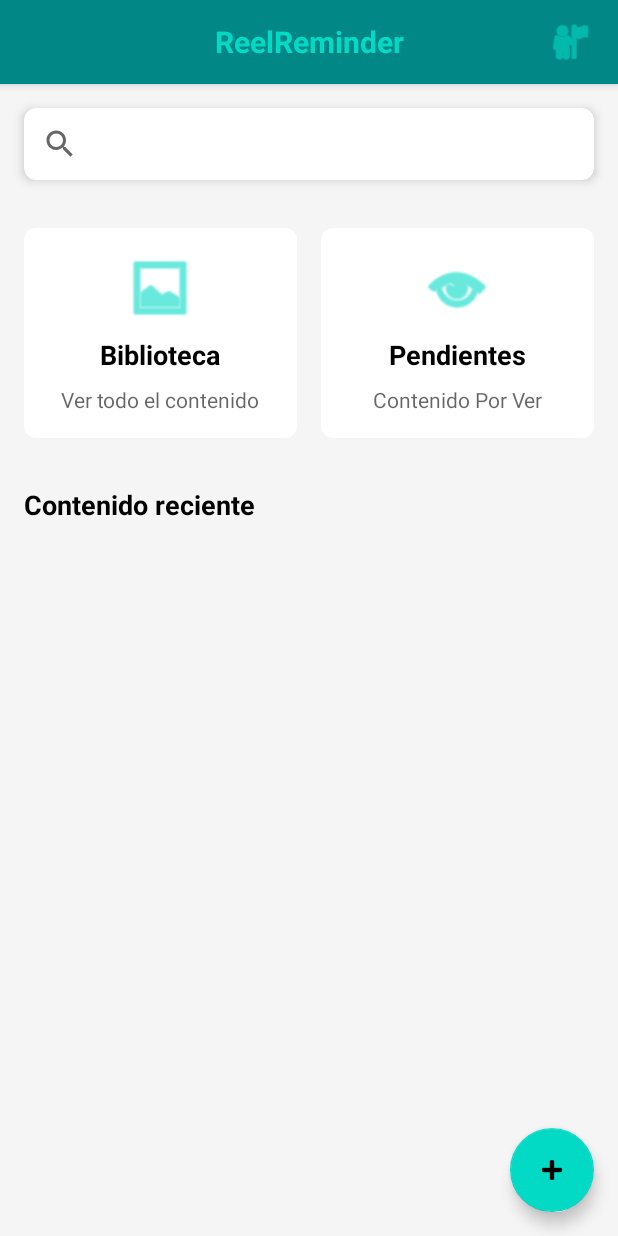
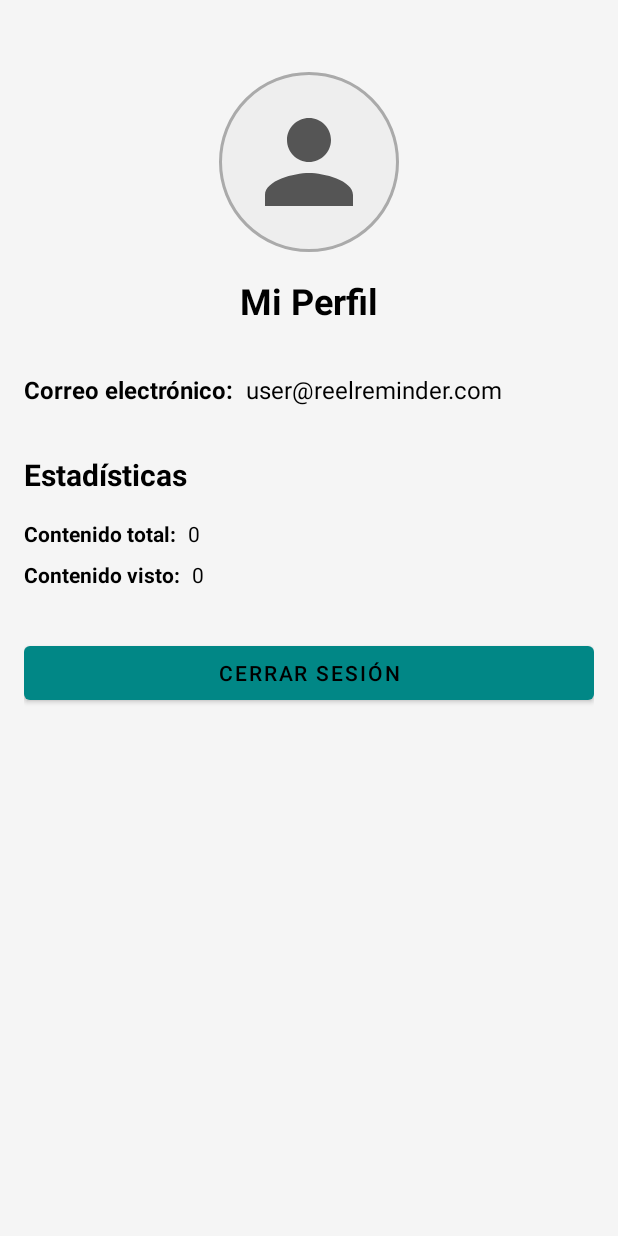
Before and after one commit to MadeleinPanqueva/ReelReminder2, an Android app: the ProfileActivity screen opened directly, with no data from a screen before it, on a phone screen of 412 x 824 dp. Run offline under Robolectric (Android 15) with nearby library versions, the phone set to English and light mode, and no system bars; pictures from the network do not load.

Commit message:
Enhance ProfileActivity with image selection and user statistics display.

```diff
--- a/app/src/main/AndroidManifest.xml
+++ b/app/src/main/AndroidManifest.xml
@@ -4,6 +4,8 @@
     package="com.example.reelreminder2">
 
     <uses-permission android:name="android.permission.INTERNET" />
+    <uses-permission android:name="android.permission.READ_EXTERNAL_STORAGE" android:maxSdkVersion="32" />
+    <uses-permission android:name="android.permission.READ_MEDIA_IMAGES" />
 
     <application
         android:allowBackup="true"
--- a/app/src/main/java/com/example/reelreminder2/LoginActivity.java
+++ b/app/src/main/java/com/example/reelreminder2/LoginActivity.java
@@ -40,6 +40,17 @@ public class LoginActivity extends AppCompatActivity {
         btnLogin.setOnClickListener(v -> attemptLogin());
     }
 
+    @Override
+    protected void onResume() {
+        super.onResume();
+
+        // Comprobar nuevamente si el usuario ha iniciado sesión cada vez que la actividad se reanuda
+        if (sessionManager.isLoggedIn()) {
+            startActivity(new Intent(LoginActivity.this, DashboardActivity.class));
+            finish();
+        }
+    }
+
     private void attemptLogin() {
         String email = etEmail.getText() != null ? etEmail.getText().toString() : "";
         String password = etPassword.getText() != null ? etPassword.getText().toString() : "";
--- a/app/src/main/java/com/example/reelreminder2/ProfileActivity.java
+++ b/app/src/main/java/com/example/reelreminder2/ProfileActivity.java
@@ -1,20 +1,154 @@
 package com.example.reelreminder2;
+
+import android.content.Intent;
+import android.database.Cursor;
+import android.net.Uri;
+import android.os.Bundle;
+import android.provider.MediaStore;
+import android.view.View;
+import android.widget.Button;
+import android.widget.ImageView;
+import android.widget.TextView;
+import android.widget.Toast;
+
+import androidx.activity.result.ActivityResultLauncher;
+import androidx.activity.result.contract.ActivityResultContracts;
+
+import com.bumptech.glide.Glide;
 
 public class ProfileActivity extends BaseAuthenticatedActivity {
 
-    private DatabaseHelper databaseHelper;
+    private DatabaseHelper dbHelper;
+    private TextView tvUserEmail;
+    private TextView tvContentCount;
+    private TextView tvWatchedCount;
+    private Button btnLogout;
+    private ImageView ivProfileIcon;
+    private SessionManager sessionManager;
+
+    // Lanzador para seleccionar imagen
+    private final ActivityResultLauncher<String> imagePickerLauncher = registerForActivityResult(
+            new ActivityResultContracts.GetContent(),
+            uri -> {
+                if (uri != null) {
+                    // Guardar la URI de la imagen seleccionada
+                    sessionManager.saveProfileImageUri(uri.toString());
+                    // Cargar la imagen en el ImageView
+                    loadProfileImage();
+                }
+            }
+    );
 
     @Override
     protected int getLayoutResourceId() {
-        // TODO: Create and return layout resource for profile activity
-        return R.layout.activity_dashboard; // Temporary, replace with actual layout
+        return R.layout.activity_profile;
     }
 
     @Override
     protected void initializeViews() {
-        // Initialize database helper
-        databaseHelper = new DatabaseHelper(this);
+        // Initialize database helper and session manager
+        dbHelper = new DatabaseHelper(this);
+        sessionManager = new SessionManager(this);
 
-        // TODO: Initialize views and load user statistics
+        // Initialize views
+        tvUserEmail = findViewById(R.id.tvUserEmail);
+        tvContentCount = findViewById(R.id.tvContentCount);
+        tvWatchedCount = findViewById(R.id.tvWatchedCount);
+        btnLogout = findViewById(R.id.btnLogout);
+        ivProfileIcon = findViewById(R.id.ivProfileIcon);
+
+        // Set user email
+        String userEmail = sessionManager.getUserEmail();
+        tvUserEmail.setText(userEmail);
+
+        // Load stats
+        loadUserStats();
+
+        // Load profile image
+        loadProfileImage();
+
+        // Set click listener for profile image
+        ivProfileIcon.setOnClickListener(v -> {
+            openImagePicker();
+        });
+
+        // Set logout button click listener
+        btnLogout.setOnClickListener(v -> {
+            logout();
+        });
+    }
+
+    private void loadProfileImage() {
+        // Obtener la URI de la imagen de perfil guardada
+        String imageUri = sessionManager.getProfileImageUri();
+
+        if (imageUri != null && !imageUri.isEmpty()) {
+            // Cargar la imagen guardada usando Glide
+            Glide.with(this)
+                .load(Uri.parse(imageUri))
+                .circleCrop()
+                .placeholder(R.drawable.ic_profile)
+                .error(R.drawable.ic_profile)
+                .into(ivProfileIcon);
+        } else {
+            // Cargar la imagen predeterminada
+            ivProfileIcon.setImageResource(R.drawable.ic_profile);
+        }
+    }
+
+    private void openImagePicker() {
+        try {
+            // Lanzar el selector de imágenes
+            imagePickerLauncher.launch("image/*");
+        } catch (Exception e) {
+            Toast.makeText(this, "Error al abrir el selector de imágenes", Toast.LENGTH_SHORT).show();
+        }
+    }
+
+    private void loadUserStats() {
+        // Get total content count
+        Cursor allContentCursor = dbHelper.getAllContent();
+        int totalContent = allContentCursor != null ? allContentCursor.getCount() : 0;
+        if (allContentCursor != null) {
+            allContentCursor.close();
+        }
+
+        // Get watched content count
+        Cursor watchedCursor = dbHelper.getWatchedContent();
+        int watchedContent = watchedCursor != null ? watchedCursor.getCount() : 0;
+        if (watchedCursor != null) {
+            watchedCursor.close();
+        }
+
+        // Update UI
+        tvContentCount.setText(String.valueOf(totalContent));
+        tvWatchedCount.setText(String.valueOf(watchedContent));
+    }
+
+    private void logout() {
+        // Cerrar la sesión
+        sessionManager.logoutUser();
+
+        // Para asegurarnos de que el usuario se redirija a la pantalla de login,
+        // también podemos iniciar la actividad de login explícitamente
+        Intent intent = new Intent(ProfileActivity.this, LoginActivity.class);
+        intent.setFlags(Intent.FLAG_ACTIVITY_NEW_TASK | Intent.FLAG_ACTIVITY_CLEAR_TASK);
+        startActivity(intent);
+        finishAffinity(); // Cierra todas las actividades de la tarea actual
+    }
+
+    @Override
+    protected void onResume() {
+        super.onResume();
+        loadUserStats();
+        loadProfileImage(); // También refrescar la imagen de perfil
+    }
+
+    @Override
+    protected void onDestroy() {
+        super.onDestroy();
+        if (dbHelper != null) {
+            dbHelper.close();
+        }
     }
 }
--- a/app/src/main/java/com/example/reelreminder2/SessionManager.java
+++ b/app/src/main/java/com/example/reelreminder2/SessionManager.java
@@ -1,6 +1,7 @@
 package com.example.reelreminder2;
 
 import android.content.Context;
+import android.content.Intent;
 import android.content.SharedPreferences;
 
 public class SessionManager {
@@ -11,6 +12,7 @@ public class SessionManager {
     private static final String KEY_IS_LOGGED_IN = "isLoggedIn";
     private static final String KEY_EMAIL = "email";
     private static final String KEY_NAME = "name";
+    private static final String KEY_PROFILE_IMAGE = "profile_image";
 
     // Default values
     private static final String DEFAULT_EMAIL = "user@reelreminder.com";
@@ -61,7 +63,8 @@ public class SessionManager {
      * @return user data
      */
     public String getUserEmail() {
-        return pref.getString(KEY_EMAIL, "");
+        // Usar el mismo pref que se inicializa en el constructor
+        return pref.getString(KEY_EMAIL, DEFAULT_EMAIL);
     }
 
     /**
@@ -85,9 +88,16 @@ public class SessionManager {
      * Clear session details
      */
     public void logoutUser() {
-        // Clear all data from Shared Preferences
+        // Limpiar todas las preferencias relacionadas con la sesión
         editor.clear();
-        editor.commit();
+        editor.commit(); // Usar commit en lugar de apply para asegurar que se complete inmediatamente
+
+        // Redirigir al usuario a la pantalla de inicio de sesión
+        Intent intent = new Intent(context, LoginActivity.class);
+        intent.addFlags(Intent.FLAG_ACTIVITY_CLEAR_TOP);
+        intent.addFlags(Intent.FLAG_ACTIVITY_NEW_TASK | Intent.FLAG_ACTIVITY_CLEAR_TASK);
+        intent.addFlags(Intent.FLAG_ACTIVITY_NO_ANIMATION); // Evitar transiciones
+        context.startActivity(intent);
     }
 
     /**
@@ -101,4 +111,21 @@ public class SessionManager {
         // In a real app, this would check against a secure database
         return email.equals(DEFAULT_EMAIL) && password.equals(DEFAULT_PASSWORD);
     }
+
+    /**
+     * Guardar la URI de la imagen de perfil
+     * @param imageUri URI de la imagen
+     */
+    public void saveProfileImageUri(String imageUri) {
+        editor.putString(KEY_PROFILE_IMAGE, imageUri);
+        editor.commit();
+    }
+
+    /**
+     * Obtener la URI de la imagen de perfil
+     * @return URI de la imagen o null si no hay
+     */
+    public String getProfileImageUri() {
+        return pref.getString(KEY_PROFILE_IMAGE, null);
+    }
 }
--- /dev/null
+++ b/app/src/main/res/drawable/bg_circle_profile.xml
@@ -0,0 +1,5 @@
+<?xml version="1.0" encoding="utf-8"?>
+<shape xmlns:android="http://schemas.android.com/apk/res/android"
+    android:shape="oval">
+    <solid android:color="#EEEEEE" />
+</shape>
--- /dev/null
+++ b/app/src/main/res/drawable/bg_circle_profile_clickable.xml
@@ -0,0 +1,12 @@
+<?xml version="1.0" encoding="utf-8"?>
+<ripple xmlns:android="http://schemas.android.com/apk/res/android"
+    android:color="#33000000">
+    <item>
+        <shape android:shape="oval">
+            <solid android:color="#EEEEEE" />
+            <stroke
+                android:width="2dp"
+                android:color="#AAAAAA" />
+        </shape>
+    </item>
+</ripple>
--- /dev/null
+++ b/app/src/main/res/drawable/ic_profile.xml
@@ -0,0 +1,10 @@
+<?xml version="1.0" encoding="utf-8"?>
+<vector xmlns:android="http://schemas.android.com/apk/res/android"
+    android:width="24dp"
+    android:height="24dp"
+    android:viewportWidth="24"
+    android:viewportHeight="24">
+    <path
+        android:fillColor="#555555"
+        android:pathData="M12,12c2.21,0 4,-1.79 4,-4s-1.79,-4 -4,-4 -4,1.79 -4,4 1.79,4 4,4zM12,14c-2.67,0 -8,1.34 -8,4v2h16v-2c0,-2.66 -5.33,-4 -8,-4z"/>
+</vector>
--- /dev/null
+++ b/app/src/main/res/layout/activity_profile.xml
@@ -0,0 +1,119 @@
+<?xml version="1.0" encoding="utf-8"?>
+<androidx.constraintlayout.widget.ConstraintLayout xmlns:android="http://schemas.android.com/apk/res/android"
+    xmlns:app="http://schemas.android.com/apk/res-auto"
+    xmlns:tools="http://schemas.android.com/tools"
+    android:layout_width="match_parent"
+    android:layout_height="match_parent"
+    android:padding="16dp"
+    tools:context=".ProfileActivity">
+
+    <ImageView
+        android:id="@+id/ivProfileIcon"
+        android:layout_width="120dp"
+        android:layout_height="120dp"
+        android:layout_marginTop="32dp"
+        android:src="@drawable/ic_profile"
+        android:background="@drawable/bg_circle_profile_clickable"
+        android:padding="16dp"
+        android:clickable="true"
+        android:focusable="true"
+        android:foreground="?attr/selectableItemBackground"
+        app:layout_constraintTop_toTopOf="parent"
+        app:layout_constraintStart_toStartOf="parent"
+        app:layout_constraintEnd_toEndOf="parent"
+        android:contentDescription="Pulsa para cambiar la foto de perfil" />
+
+    <TextView
+        android:id="@+id/tvProfileTitle"
+        android:layout_width="wrap_content"
+        android:layout_height="wrap_content"
+        android:text="Mi Perfil"
+        android:textSize="24sp"
+        android:textStyle="bold"
+        android:layout_marginTop="16dp"
+        app:layout_constraintTop_toBottomOf="@id/ivProfileIcon"
+        app:layout_constraintStart_toStartOf="parent"
+        app:layout_constraintEnd_toEndOf="parent" />
+
+    <TextView
+        android:id="@+id/tvEmailLabel"
+        android:layout_width="wrap_content"
+        android:layout_height="wrap_content"
+        android:text="Correo electrónico:"
+        android:textStyle="bold"
+        android:textSize="16sp"
+        android:layout_marginTop="32dp"
+        app:layout_constraintTop_toBottomOf="@id/tvProfileTitle"
+        app:layout_constraintStart_toStartOf="parent" />
+
+    <TextView
+        android:id="@+id/tvUserEmail"
+        android:layout_width="0dp"
+        android:layout_height="wrap_content"
+        android:textSize="16sp"
+        android:layout_marginStart="8dp"
+        tools:text="usuario@ejemplo.com"
+        app:layout_constraintTop_toTopOf="@id/tvEmailLabel"
+        app:layout_constraintStart_toEndOf="@id/tvEmailLabel"
+        app:layout_constraintEnd_toEndOf="parent" />
+
+    <TextView
+        android:id="@+id/tvStatsTitle"
+        android:layout_width="wrap_content"
+        android:layout_height="wrap_content"
+        android:text="Estadísticas"
+        android:textSize="20sp"
+        android:textStyle="bold"
+        android:layout_marginTop="32dp"
+        app:layout_constraintTop_toBottomOf="@id/tvEmailLabel"
+        app:layout_constraintStart_toStartOf="parent" />
+
+    <TextView
+        android:id="@+id/tvContentCountLabel"
+        android:layout_width="wrap_content"
+        android:layout_height="wrap_content"
+        android:text="Contenido total:"
+        android:textStyle="bold"
+        android:layout_marginTop="16dp"
+        app:layout_constraintTop_toBottomOf="@id/tvStatsTitle"
+        app:layout_constraintStart_toStartOf="parent" />
+
+    <TextView
+        android:id="@+id/tvContentCount"
+        android:layout_width="wrap_content"
+        android:layout_height="wrap_content"
+        android:layout_marginStart="8dp"
+        tools:text="25"
+        app:layout_constraintTop_toTopOf="@id/tvContentCountLabel"
+        app:layout_constraintStart_toEndOf="@id/tvContentCountLabel" />
+
+    <TextView
+        android:id="@+id/tvWatchedCountLabel"
+        android:layout_width="wrap_content"
+        android:layout_height="wrap_content"
+        android:text="Contenido visto:"
+        android:textStyle="bold"
+        android:layout_marginTop="8dp"
+        app:layout_constraintTop_toBottomOf="@id/tvContentCountLabel"
+        app:layout_constraintStart_toStartOf="parent" />
+
+    <TextView
+        android:id="@+id/tvWatchedCount"
+        android:layout_width="wrap_content"
+        android:layout_height="wrap_content"
+        android:layout_marginStart="8dp"
+        tools:text="10"
+        app:layout_constraintTop_toTopOf="@id/tvWatchedCountLabel"
+        app:layout_constraintStart_toEndOf="@id/tvWatchedCountLabel" />
+
+    <Button
+        android:id="@+id/btnLogout"
+        android:layout_width="match_parent"
+        android:layout_height="wrap_content"
+        android:text="Cerrar Sesión"
+        android:layout_marginTop="32dp"
+        app:layout_constraintTop_toBottomOf="@id/tvWatchedCountLabel"
+        app:layout_constraintStart_toStartOf="parent"
+        app:layout_constraintEnd_toEndOf="parent" />
+
+</androidx.constraintlayout.widget.ConstraintLayout>
```
